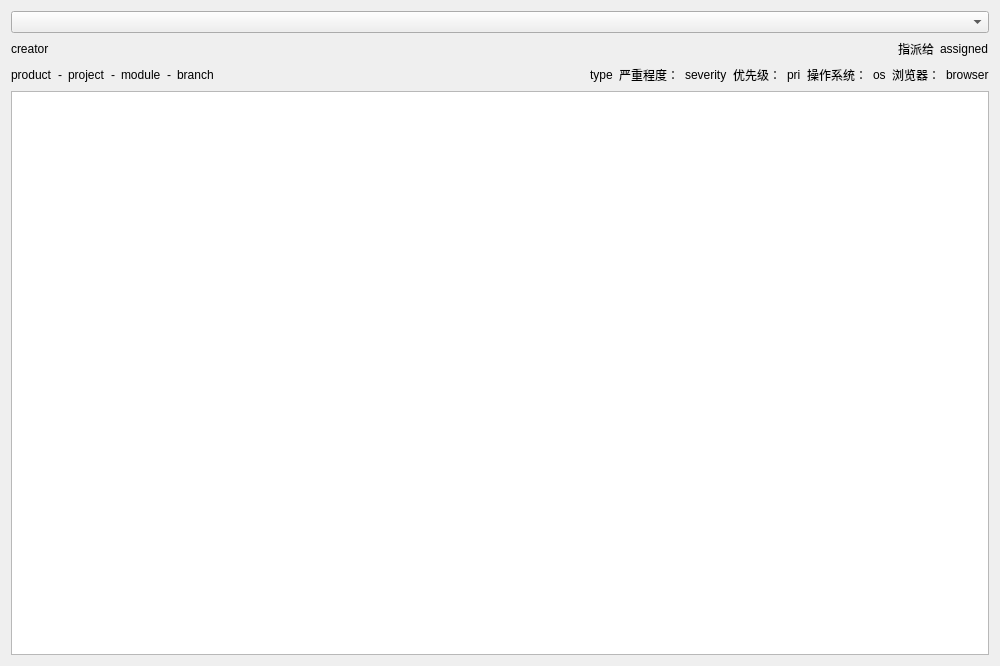
This is committer/ui/form.ui in Pylogmon/committer as Qt 5 draws it before an edit. The edited form follows.
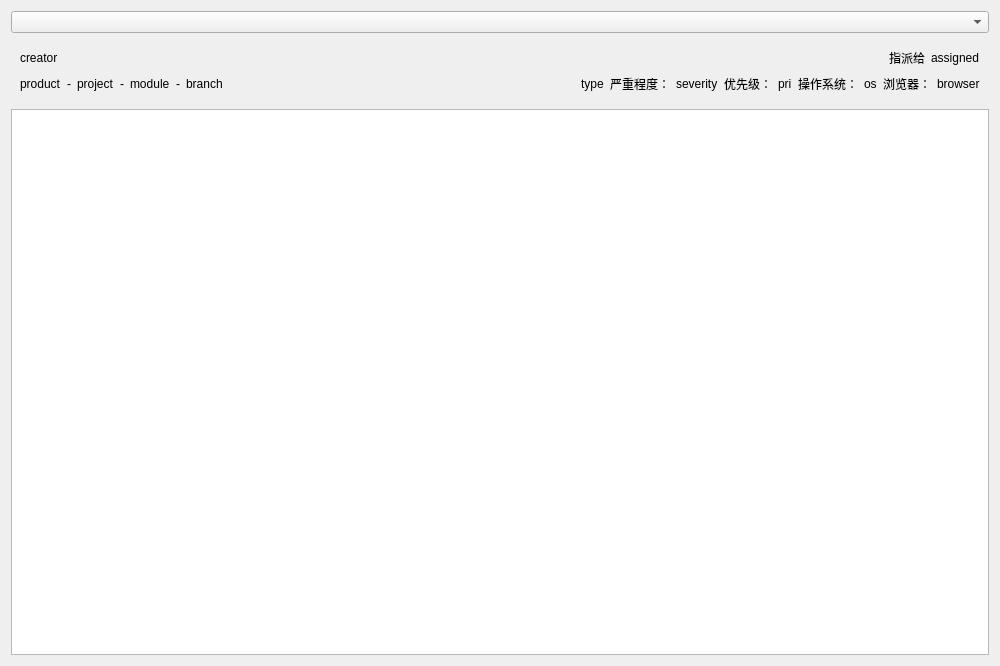
This is the edited form.

```diff
--- a/committer/ui/form.ui
+++ b/committer/ui/form.ui
@@ -13,11 +13,14 @@
   <property name="windowTitle">
    <string>Form</string>
   </property>
+  <layout class="QGridLayout" name="gridLayout_6">
+   <item row="0" column="0">
+    <widget class="QComboBox" name="commit_box"/>
+   </item>
+   <item row="1" column="0">
+    <widget class="QWidget" name="Meta" native="true">
   <layout class="QGridLayout" name="gridLayout_5">
    <item row="0" column="0" colspan="2">
-    <widget class="QComboBox" name="commit_box"/>
-   </item>
-   <item row="1" column="0" colspan="2">
     <layout class="QGridLayout" name="gridLayout">
      <item row="0" column="0">
       <layout class="QGridLayout" name="gridLayout_2">
@@ -59,7 +62,7 @@
      </item>
     </layout>
    </item>
-   <item row="2" column="0">
+      <item row="1" column="0">
     <layout class="QGridLayout" name="gridLayout_4">
      <item row="0" column="2">
       <widget class="QLabel" name="project">
@@ -112,7 +115,7 @@
      </item>
     </layout>
    </item>
-   <item row="2" column="1">
+      <item row="1" column="1">
     <layout class="QGridLayout" name="gridLayout_3">
      <item row="0" column="2">
       <layout class="QHBoxLayout" name="horizontalLayout_4">
@@ -208,7 +211,10 @@
      </item>
     </layout>
    </item>
-   <item row="3" column="0" colspan="2">
+     </layout>
+    </widget>
+   </item>
+   <item row="2" column="0">
     <widget class="QTextEdit" name="preview">
      <property name="readOnly">
       <bool>true</bool>
```
Lines whose indentation alone changed are shown as unchanged.
